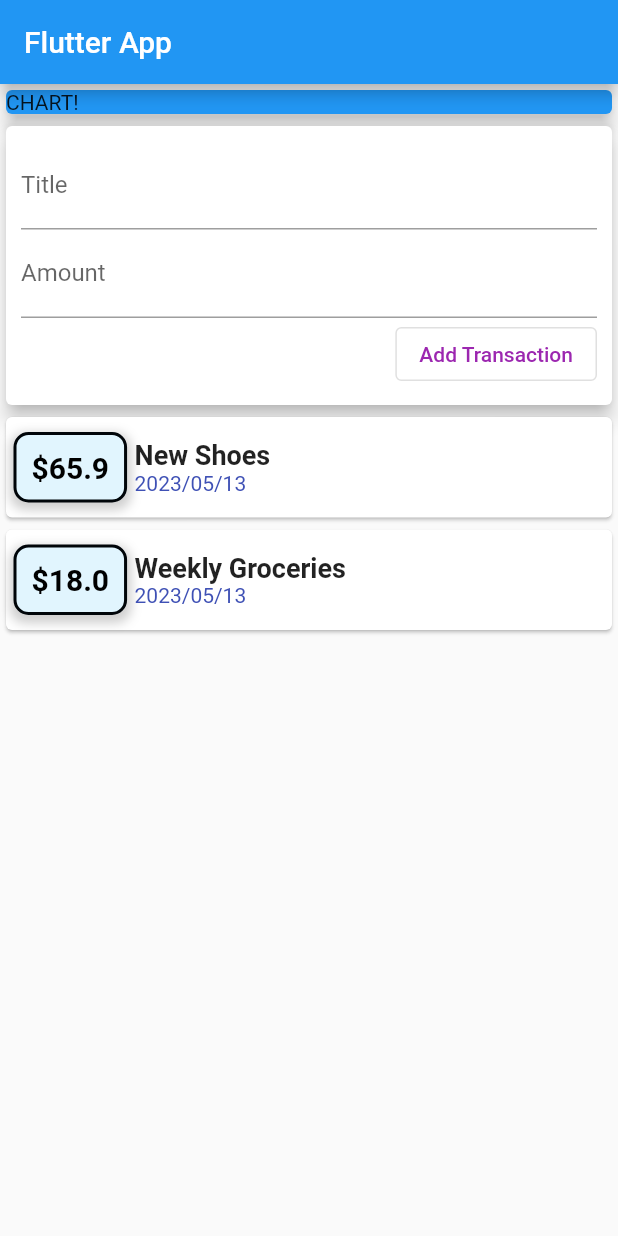
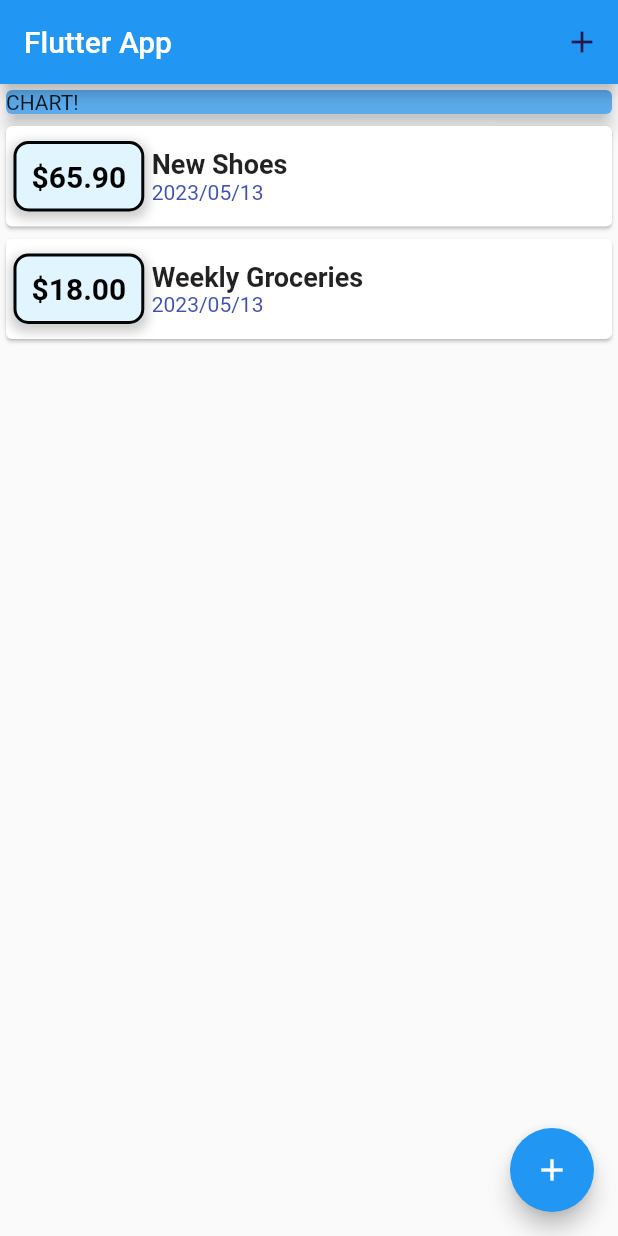
Before and after one commit to dhruvgupta311/Expenses-APP, a Flutter app: the screen it shows after launch, on a phone screen of 412 x 824 dp. Run offline on Flutter 3.47's test engine with Material 2 defaults, Android fonts, the phone set to English and light mode, and no system bars.

Commit message:
added add button

```diff
--- a/lib/main.dart
+++ b/lib/main.dart
@@ -1,5 +1,4 @@
 import 'package:expenses_app/widgets/new_transaction.dart';
-import 'package:expenses_app/widgets/user_transaction.dart';
 import 'package:flutter/material.dart';
 import 'models/transaction.dart';
 import './widgets/transaction_list.dart';
@@ -18,14 +17,51 @@ class MyApp extends StatelessWidget{
   }
 }
 
-class MyHomePage extends StatelessWidget{
+class MyHomePage extends StatefulWidget{
+  @override
+  State<MyHomePage> createState() => _MyHomePageState();
+}
+
+class _MyHomePageState extends State<MyHomePage> {
   String titleInput="";
+
   String amountInput="";
+   final List<Transaction> _userTransactions=[
+    Transaction(
+        id: 't1', title: 'New Shoes', amount: 65.9, date: DateTime.now()),
+    Transaction(
+        id: 't2', title: 'Weekly Groceries', amount: 18, date: DateTime.now()),
+  ];
+  void _addNewTransactions(String txTitle,double txAmount){
+    final newTx=Transaction(id: DateTime.now().toString(), title: txTitle, amount: txAmount, date: DateTime.now());
+  setState((){
+    _userTransactions.add(newTx);
+  });
+  }
+
+  void _startAddnewtransaction(BuildContext ctx){
+    showModalBottomSheet(context: ctx, builder: (_){
+      return
+      GestureDetector(
+        onTap: (){},
+        child:NewTransation(_addNewTransactions),
+        behavior: HitTestBehavior.opaque,
+      );
+    },);
+  }
+
   @override
   Widget build(BuildContext context){
     return Scaffold(
       appBar: AppBar(
-        title: Text('Flutter App'),
+        title: Text('Flutter App',),
+        actions: [
+          IconButton(
+            onPressed: ()=>_startAddnewtransaction(context),
+            icon: Icon(Icons.add),
+            color:Color.fromARGB(255, 38, 25, 74),
+            ),
+        ],
       ),
       body: SingleChildScrollView(
         child: Column(
@@ -34,7 +70,7 @@ class MyHomePage extends StatelessWidget{
             Container(
               width: double.infinity,
               child: Card(
-                color: Colors.blue,
+                color: Color.fromARGB(255, 91, 170, 235),
                 child: Container(
                   child: Text('CHART!'),
                 ),
@@ -42,9 +78,13 @@ class MyHomePage extends StatelessWidget{
               ),
             ),
            ///////////////////////////////
-         UserTransactions(),
+        TransactionList(_userTransactions),
           ],
         ),
+      ),
+      floatingActionButton: FloatingActionButton(
+        onPressed:  ()=>_startAddnewtransaction(context),
+        child: Icon(Icons.add),
       ),
     );
   }
--- a/lib/widgets/transaction_list.dart
+++ b/lib/widgets/transaction_list.dart
@@ -11,9 +11,8 @@ class TransactionList extends StatelessWidget{
   Widget build(BuildContext context){
     return   Container(
       height: 400,
-      child:SingleChildScrollView(
-      child: Column(
-              children: transactions.map((tx) {
+      child: ListView (
+              children: transactions.map((tx){
                 return Card(
                   child: Row(
                     children: <Widget>[
@@ -40,7 +39,7 @@ class TransactionList extends StatelessWidget{
                         ),
                         padding: EdgeInsets.all(10),
                           child: Text(
-                            '\$${tx.amount}',
+                            '\$${tx.amount.toStringAsFixed(2)}',
                             style: TextStyle(
                               fontWeight: FontWeight.bold,
                               fontSize: 20,
@@ -70,7 +69,7 @@ class TransactionList extends StatelessWidget{
                 );
               }).toList(),
             ),
-      ),
     );
+
   }
 }
--- a/lib/widgets/user_transaction.dart
+++ /dev/null
@@ -1,31 +0,0 @@
-import 'package:flutter/material.dart';
-import './new_transaction.dart';
-import './transaction_list.dart';
-import '../models/transaction.dart';
-class UserTransactions extends StatefulWidget {
-
-  @override
-  _UserTransactionsState createState() => _UserTransactionsState();
-}
-
-class _UserTransactionsState extends State<UserTransactions> {
-   final List<Transaction> _userTransactions=[
-    Transaction(
-        id: 't1', title: 'New Shoes', amount: 65.9, date: DateTime.now()),
-    Transaction(
-        id: 't2', title: 'Weekly Groceries', amount: 18, date: DateTime.now()),
-  ];
-  void _addNewTransactions(String txTitle,double txAmount){
-    final newTx=Transaction(id: DateTime.now().toString(), title: txTitle, amount: txAmount, date: DateTime.now());
-  setState((){
-    _userTransactions.add(newTx);
-  });
-}
-  @override
-  Widget build(BuildContext context) {
-    return Column(children: <Widget>[
-       NewTransation(_addNewTransactions),
-        TransactionList(_userTransactions),
-    ],);
-  }
-}
```
Also changed, not shown: lib/widgets/new_transaction.dart (+12 -1 lines).
